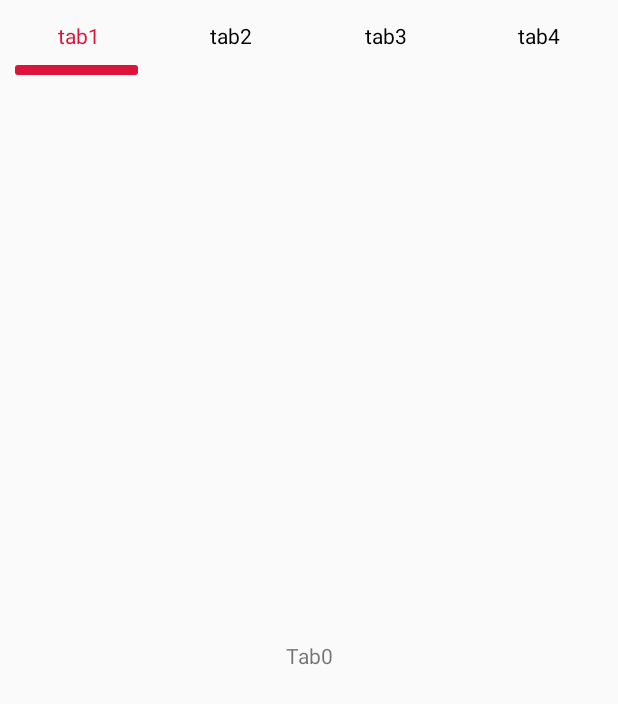
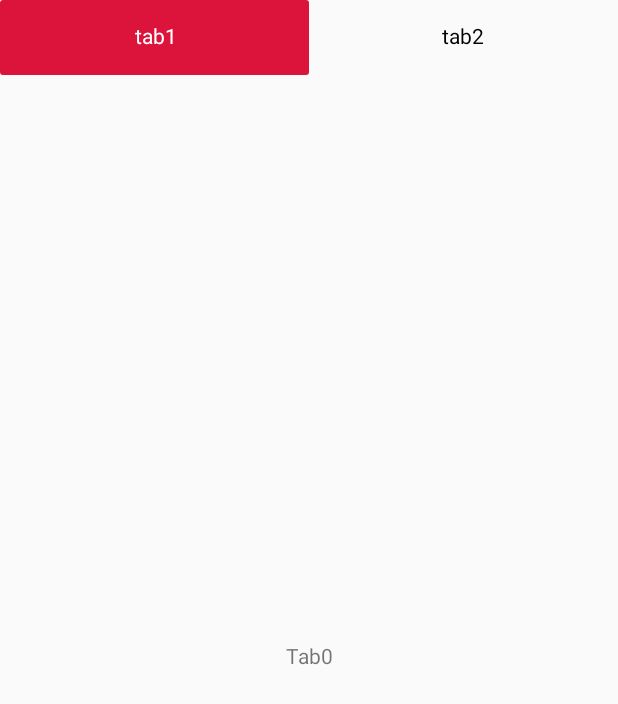
Before and after one commit to DarkHorse-CN/ViewIndicator, an Android app: the screen it shows after launch (MainActivity), on a phone screen of 412 x 824 dp. Shown: the top 704 px of the screen. Run offline under Robolectric (Android 15) with nearby library versions, the phone set to English and light mode, and no system bars.

Commit message:
修复背景模式覆盖文字的BUG

```diff
--- a/app/src/main/java/com/darkhorse/viewindicator/MainActivity.kt
+++ b/app/src/main/java/com/darkhorse/viewindicator/MainActivity.kt
@@ -14,7 +14,7 @@ class MainActivity : AppCompatActivity() {
     override fun onCreate(savedInstanceState: Bundle?) {
         super.onCreate(savedInstanceState)
         setContentView(R.layout.activity_main)
-        mIndicator.init(arrayOf("tab1", "tab2", "tab3", "tab4", "tab5", "tab6", "tab7","tab8","tab9","tab10"),object : IViewClickListener{
+        mIndicator.init(arrayOf("tab1", "tab2", "tab3", "tab4", "tab5", "tab6", "tab7"),object : IViewClickListener{
             override fun onViewClickListener(position: Int) {
                 mViewPager.setCurrentItem(position,false)
             }
--- a/app/src/main/res/layout/activity_main.xml
+++ b/app/src/main/res/layout/activity_main.xml
@@ -16,9 +16,10 @@
         <com.darkhorse.viewindicator.ViewIndicator
             android:id="@+id/mIndicator"
             android:layout_width="match_parent"
+            app:visible_count="2"
             app:title_size="14"
-            app:pointer_type="line"
-            app:pointer_percent="0.8"
+            app:pointer_type="background"
+            app:title_color_selected="#ffffff"
             android:layout_height="50dp" />
     </HorizontalScrollView>
 
--- a/viewindicator/src/main/java/com/darkhorse/viewindicator/ViewIndicator.kt
+++ b/viewindicator/src/main/java/com/darkhorse/viewindicator/ViewIndicator.kt
@@ -22,6 +22,10 @@ class ViewIndicator : LinearLayout {
     private var mTitleColorNormal: Int = Color.parseColor("#000000")  //标题正常颜色
     private var mTitleColorSelected: Int = Color.parseColor("#DC143C")  //标题选中颜色
     private var mPointerType: Int = 0  //指示器样式
+    private val NONE = 0
+    private val LINE = 1
+    private val TRIGANGLE = 2
+    private val BACKGROUND = 3
 
     //画笔
     private val mPaint: Paint by lazy {
@@ -85,13 +89,13 @@ class ViewIndicator : LinearLayout {
     }
 
     override fun dispatchDraw(canvas: Canvas?) {
-        super.dispatchDraw(canvas)
         if (mPointerType != 0) {
             canvas?.save()
             canvas?.translate((mInitTranslationX + mTranslationX).toFloat(), height.toFloat())
             canvas?.drawPath(mPath, mPaint)
             canvas?.restore()
         }
+        super.dispatchDraw(canvas)
     }
 
     /**
@@ -106,11 +110,11 @@ class ViewIndicator : LinearLayout {
         super.onSizeChanged(w, h, oldw, oldh)
 
         when (mPointerType) {
-            2 -> {
+            TRIGANGLE -> {
                 mPointerWidth = mTabWidth / 6
                 mPointerHeight = mPointerWidth / 2
             }
-            3 -> {
+            BACKGROUND -> {
                 mPointerWidth = mTabWidth
                 mPointerHeight = h
             }
@@ -125,20 +129,20 @@ class ViewIndicator : LinearLayout {
      */
     private fun initPointer() {
         when (mPointerType) {
-            1 -> {
+            LINE -> {
                 mPath.moveTo(0f, 0f)
                 mPath.lineTo(mPointerWidth.toFloat(), 0f)
                 mPath.lineTo(mPointerWidth.toFloat(), (-mPointerHeight).toFloat())
                 mPath.lineTo(0f, (-mPointerHeight).toFloat())
                 mPath.close()
             }
-            2 -> {
+            TRIGANGLE -> {
                 mPath.moveTo(0f, 0f)
                 mPath.lineTo(mPointerWidth.toFloat(), 0f)
                 mPath.lineTo((mPointerWidth / 2).toFloat(), (-mPointerHeight).toFloat())
                 mPath.close()
             }
-            3 -> {
+            BACKGROUND -> {
                 mPath.moveTo(0f, 0f)
                 mPath.lineTo(mPointerWidth.toFloat(), 0f)
                 mPath.lineTo(mPointerWidth.toFloat(), (-mPointerHeight).toFloat())
```
